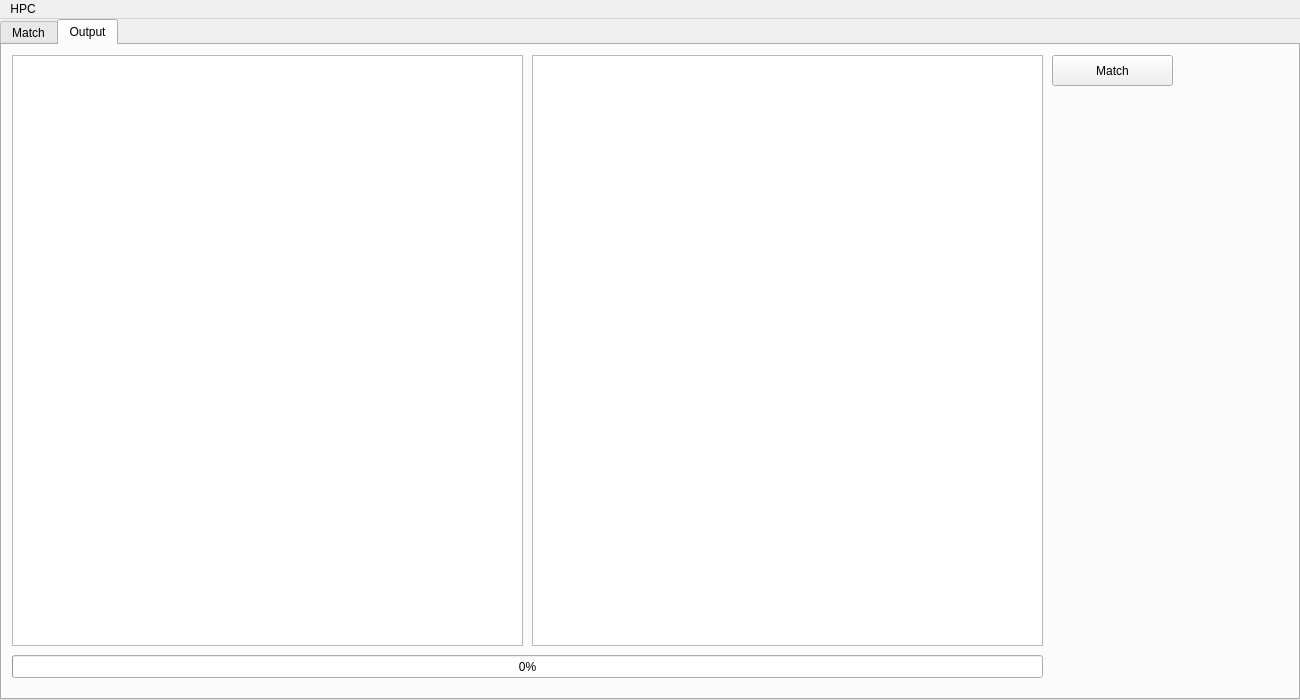
ZookNamfoodle/MeGUI, file HPC.ui: the form before one commit.
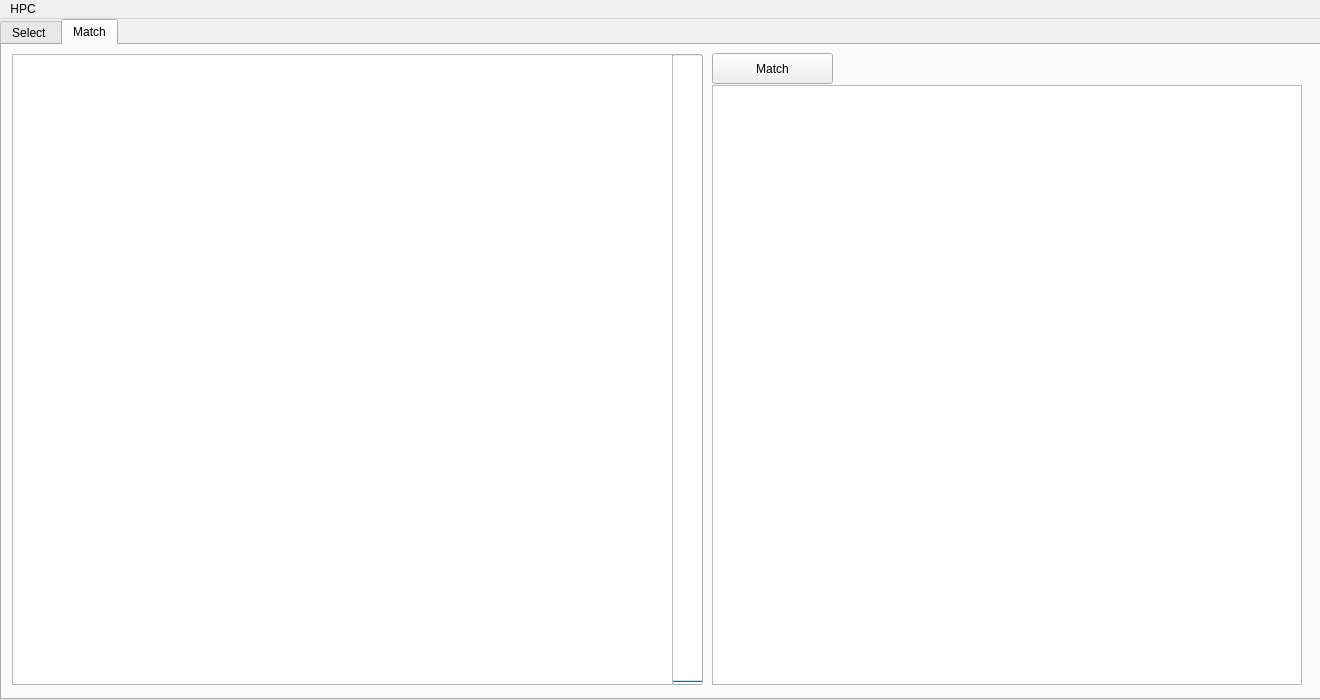
The form after the commit. Icons and pictures are not drawn.

```diff
--- a/HPC.ui
+++ b/HPC.ui
@@ -6,19 +6,19 @@
    <rect>
     <x>0</x>
     <y>0</y>
-    <width>1300</width>
+    <width>1320</width>
     <height>700</height>
    </rect>
   </property>
   <property name="minimumSize">
    <size>
-    <width>1300</width>
+    <width>1320</width>
     <height>700</height>
    </size>
   </property>
   <property name="maximumSize">
    <size>
-    <width>1300</width>
+    <width>1320</width>
     <height>700</height>
    </size>
   </property>
@@ -38,7 +38,7 @@
      <rect>
       <x>0</x>
       <y>0</y>
-      <width>1300</width>
+      <width>1351</width>
       <height>681</height>
      </rect>
     </property>
@@ -50,7 +50,7 @@
     </property>
     <widget class="QWidget" name="tab_3">
      <attribute name="title">
-      <string>Match</string>
+      <string>Select </string>
      </attribute>
      <widget class="QTreeView" name="tree">
       <property name="geometry">
@@ -623,23 +623,13 @@
     </widget>
     <widget class="QWidget" name="tab_4">
      <attribute name="title">
-      <string>Output</string>
+      <string>Match</string>
      </attribute>
-     <widget class="QListView" name="list_2">
-      <property name="geometry">
-       <rect>
-        <x>10</x>
-        <y>10</y>
-        <width>511</width>
-        <height>591</height>
-       </rect>
-      </property>
-     </widget>
      <widget class="QPushButton" name="match">
       <property name="geometry">
        <rect>
-        <x>1050</x>
-        <y>10</y>
+        <x>710</x>
+        <y>8</y>
         <width>121</width>
         <height>31</height>
        </rect>
@@ -648,28 +638,59 @@
        <string>Match</string>
       </property>
      </widget>
-     <widget class="QListView" name="list_4">
-      <property name="geometry">
-       <rect>
-        <x>530</x>
-        <y>10</y>
-        <width>511</width>
-        <height>591</height>
-       </rect>
-      </property>
-     </widget>
      <widget class="QProgressBar" name="matchProgress">
       <property name="geometry">
        <rect>
-        <x>10</x>
-        <y>610</y>
-        <width>1031</width>
-        <height>23</height>
+        <x>670</x>
+        <y>9</y>
+        <width>31</width>
+        <height>631</height>
        </rect>
       </property>
+      <property name="sizePolicy">
+       <sizepolicy hsizetype="Expanding" vsizetype="Fixed">
+        <horstretch>0</horstretch>
+        <verstretch>0</verstretch>
+       </sizepolicy>
+      </property>
       <property name="value">
        <number>0</number>
       </property>
+      <property name="orientation">
+       <enum>Qt::Vertical</enum>
+      </property>
+      <property name="invertedAppearance">
+       <bool>false</bool>
+      </property>
+      <property name="textDirection">
+       <enum>QProgressBar::TopToBottom</enum>
+      </property>
+     </widget>
+     <widget class="QTableView" name="output">
+      <property name="geometry">
+       <rect>
+        <x>10</x>
+        <y>9</y>
+        <width>661</width>
+        <height>631</height>
+       </rect>
+      </property>
+      <property name="sizePolicy">
+       <sizepolicy hsizetype="Fixed" vsizetype="Fixed">
+        <horstretch>0</horstretch>
+        <verstretch>0</verstretch>
+       </sizepolicy>
+      </property>
+     </widget>
+     <widget class="QTableView" name="meta">
+      <property name="geometry">
+       <rect>
+        <x>710</x>
+        <y>40</y>
+        <width>590</width>
+        <height>600</height>
+       </rect>
+      </property>
      </widget>
     </widget>
    </widget>
@@ -679,7 +700,7 @@
     <rect>
      <x>0</x>
      <y>0</y>
-     <width>1300</width>
+     <width>1320</width>
      <height>25</height>
     </rect>
    </property>
```
Left out of the diff: 9 changed lines with no effect on the pictures.
